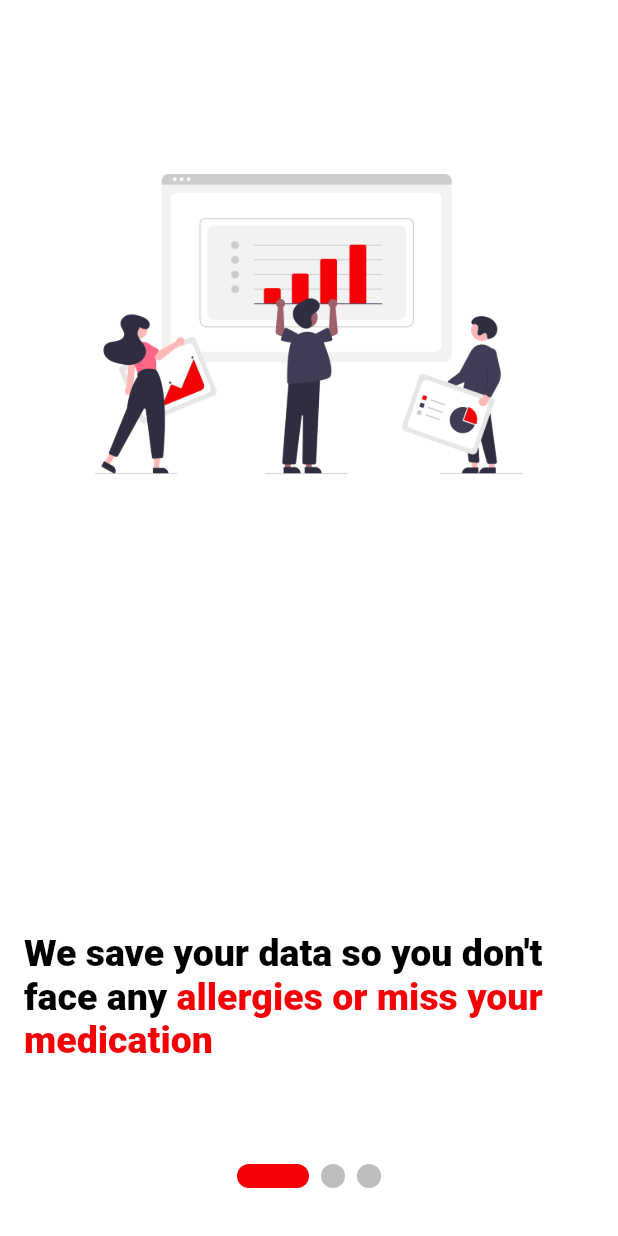
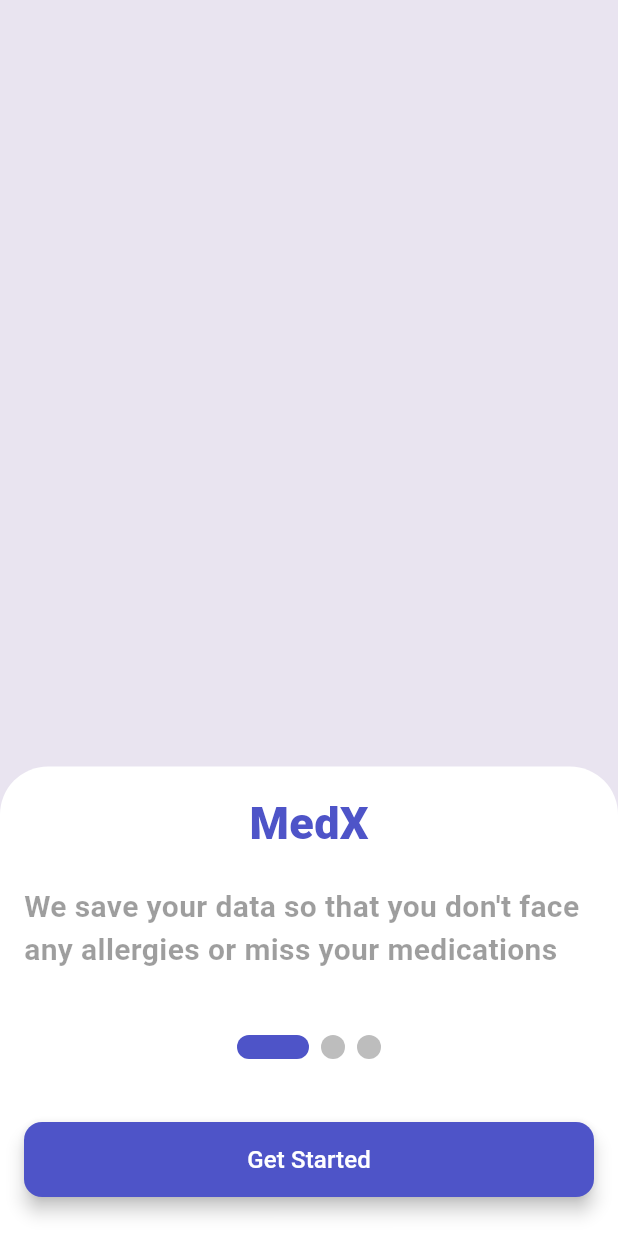
Before and after one commit to Natham-S/medx, a Flutter app: the screen it shows after launch, on a phone screen of 412 x 824 dp. Run offline on Flutter 3.47's test engine with Material 3 defaults, Android fonts, the light colour scheme and no system bars; drawn by our look-alikes of smooth_page_indicator.

Commit message:
design changes

```diff
--- /dev/null
+++ b/lib/AdditionalFiles/constants.dart
@@ -0,0 +1,45 @@
+// ignore_for_file: non_constant_identifier_names, constant_identifier_names, file_names
+
+import 'package:flutter/material.dart';
+
+const HeadingTextStyle = TextStyle(
+  fontSize: 30,
+  fontWeight: FontWeight.w900,
+  color: Color(0xFF4E54C8),
+);
+
+const SubHeadingTextStyle = TextStyle(
+  fontSize: 25,
+  fontWeight: FontWeight.bold,
+  color: Colors.black,
+);
+
+
+const FormTextStyle = TextStyle(
+  fontSize: 14,
+  color: Colors.black,
+  fontWeight: FontWeight.w600,
+);
+
+const TextFormTextStyle = TextStyle(
+  fontWeight: FontWeight.w500,
+  fontSize: 16,
+  color: Colors.black38,
+);
+
+const AppbarTextStyle = TextStyle(
+  fontSize: 20,
+  color: Colors.black,
+  fontWeight: FontWeight.w600,
+);
+
+const ButtonTextStyle = TextStyle(
+  fontSize: 16,
+  color: Colors.white,
+);
+
+const TaglinesTextStyle = TextStyle(
+  fontSize: 20,
+  color: Colors.black38,
+  fontWeight: FontWeight.w600,
+);
--- a/lib/AdditionalFiles/rounded_button.dart
+++ b/lib/AdditionalFiles/rounded_button.dart
@@ -9,14 +9,12 @@ class RoundedButton extends StatelessWidget {
     required this.onPressed,
     required this.height,
     required this.width,
-    required this.color,
   });
 
   final child;
   final onPressed;
   final double height;
   final double width;
-  final Color color;
 
   @override
   Widget build(BuildContext context) {
@@ -24,10 +22,10 @@ class RoundedButton extends StatelessWidget {
       padding: const EdgeInsets.symmetric(vertical: 10),
       child: Material(
         elevation: 5.0,
-        color: color,
+        color: const Color(0xFF4E54C8),
         borderRadius: const BorderRadius.all(
           Radius.circular(
-            16,
+            12,
           ),
         ),
         child: MaterialButton(
--- a/lib/HomePage.dart
+++ b/lib/HomePage.dart
@@ -85,7 +85,6 @@ class _HomePageState extends State<HomePage> {
                 //   ),
                 // );
               },
-              color: Colors.red.shade400,
               child: const Row(
                 mainAxisAlignment: MainAxisAlignment.spaceBetween,
                 children: [
@@ -177,7 +176,6 @@ class _HomePageState extends State<HomePage> {
               onPressed: () {},
               height: 100,
               width: double.maxFinite,
-              color: Colors.white,
               child: const Row(
                 mainAxisAlignment: MainAxisAlignment.start,
                 children: [
--- a/lib/IntroPages/IntroPage_1.dart
+++ /dev/null
@@ -1,55 +0,0 @@
-// ignore_for_file: file_names
-
-import 'package:flutter/material.dart';
-
-class IntroPage1 extends StatelessWidget {
-  const IntroPage1({super.key});
-
-  @override
-  Widget build(BuildContext context) {
-    return Padding(
-      padding: const EdgeInsets.all(16),
-      child: Column(
-        crossAxisAlignment: CrossAxisAlignment.center,
-        children: [
-          const SizedBox(
-            height: 100,
-          ),
-          const SizedBox(
-            height: 200,
-            child: Image(
-              fit: BoxFit.cover,
-              image: AssetImage('assets/1.png'),
-            ),
-          ),
-          const Spacer(),
-          RichText(
-            text: const TextSpan(
-              children: [
-                TextSpan(
-                  text: "We save your data so you don't face any ",
-                  style: TextStyle(
-                    fontSize: 25,
-                    color: Colors.black,
-                    fontWeight: FontWeight.w900,
-                  ),
-                ),
-                TextSpan(
-                  text: "allergies or miss your medication",
-                  style: TextStyle(
-                    fontSize: 25,
-                    color: Color(0xFFF50004),
-                    fontWeight: FontWeight.w900,
-                  ),
-                ),
-              ],
-            ),
-          ),
-          const SizedBox(
-            height: 100,
-          ),
-        ],
-      ),
-    );
-  }
-}
--- a/lib/LandingPage.dart
+++ b/lib/LandingPage.dart
@@ -1,10 +1,12 @@
 // ignore_for_file: file_names
 
+import 'package:flutter/cupertino.dart';
 import 'package:flutter/material.dart';
+import 'package:flutter/services.dart';
+import 'package:medx/AdditionalFiles/constants.dart';
+import 'package:medx/AdditionalFiles/rounded_button.dart';
+import 'package:medx/ID/Login.dart';
 import 'package:smooth_page_indicator/smooth_page_indicator.dart';
-import 'IntroPages/IntroPage_1.dart';
-import 'IntroPages/IntroPage_2.dart';
-import 'IntroPages/IntroPage_3.dart';
 
 class LandingPage extends StatefulWidget {
   const LandingPage({super.key});
@@ -18,19 +20,54 @@ class _LandingPageState extends State<LandingPage> {
 
   @override
   Widget build(BuildContext context) {
-    return SafeArea(
-      child: Scaffold(
-        body: Stack(
+    return Scaffold(
+      backgroundColor: const Color(0xFFE9E4F0),
+      body: Column(
         children: [
-            PageView(
+          const Spacer(),
+          Container(
+            padding: const EdgeInsets.all(
+              16,
+            ),
+            decoration: const BoxDecoration(
+              color: Colors.white,
+              borderRadius: BorderRadius.only(
+                topLeft: Radius.circular(
+                  32,
+                ),
+                topRight: Radius.circular(
+                  32,
+                ),
+              ),
+            ),
+            width: double.maxFinite,
+            child: Column(
+              children: [
+                const Text("MedX", style: HeadingTextStyle,),
+                const SizedBox(
+                  height: 20,
+                ),
+                SizedBox(
+                  height: 100,
+                  child: PageView(
                     controller: _controller,
                     physics: const BouncingScrollPhysics(),
                     scrollDirection: Axis.horizontal,
                     children: const [
-                IntroPage1(),
-                IntroPage2(),
-                IntroPage3(),
+                      Text(
+                        "We save your data so that you don't face any allergies or miss your medications",
+                        style: TaglinesTextStyle,
+                      ),
+                      Text(
+                        "We use AI to predict status of your reports to save time of doctors",
+                        style: TaglinesTextStyle,
+                      ),
+                      Text(
+                        "Don't wait in line, Book an appointment",
+                        style: TaglinesTextStyle,
+                      ),
                     ],
+                  ),
                 ),
                 Container(
                   padding: const EdgeInsets.only(bottom: 32),
@@ -39,7 +76,7 @@ class _LandingPageState extends State<LandingPage> {
                     effect: const ExpandingDotsEffect(
                       expansionFactor: 3,
                       dotColor: Colors.black26,
-                  activeDotColor: Color(0xFFF50004),
+                      activeDotColor: Color(0xFF4E54C8),
                       radius: 8,
                     ),
                     controller: _controller,
@@ -47,8 +84,28 @@ class _LandingPageState extends State<LandingPage> {
                     axisDirection: Axis.horizontal,
                   ),
                 ),
+                RoundedButton(
+                  onPressed: () {
+                    Navigator.of(context, rootNavigator: true).push(
+                      CupertinoPageRoute<bool>(
+                        fullscreenDialog: false,
+                        builder: (BuildContext context) =>
+                            const Login(),
+                      ),
+                    );
+                    HapticFeedback.selectionClick();
+                  },
+                  height: 50,
+                  width: double.maxFinite,
+                  child: const Text(
+                    "Get Started",
+                    style: ButtonTextStyle,
+                  ),
+                ),
               ],
             ),
+          ),
+        ],
       ),
     );
   }
--- a/lib/main.dart
+++ b/lib/main.dart
@@ -10,8 +10,9 @@
   WidgetsFlutterBinding.ensureInitialized();
   SystemChrome.setSystemUIOverlayStyle(const SystemUiOverlayStyle(
     statusBarBrightness: Brightness.dark,
-    statusBarColor: Colors.white,
-    systemNavigationBarColor: Colors.white,
+    statusBarColor: Colors.transparent,
+    systemNavigationBarColor: Colors.transparent,
+    systemNavigationBarDividerColor: Colors.transparent,
     statusBarIconBrightness: Brightness.dark,
     systemNavigationBarIconBrightness: Brightness.dark,
   ));
@@ -39,7 +40,14 @@
       debugShowCheckedModeBanner: false,
       theme: ThemeData(
         scaffoldBackgroundColor: Colors.white,
-        unselectedWidgetColor: Colors.white,
+        unselectedWidgetColor: Colors.transparent,
+        textButtonTheme: TextButtonThemeData(
+          style: TextButton.styleFrom(
+            minimumSize: Size.zero,
+            padding: EdgeInsets.zero,
+            tapTargetSize: MaterialTapTargetSize.shrinkWrap,
+          ),
+        )
       ),
       home: const LandingPage(),
     );
```
Also changed, not shown: lib/AdditionalFiles/TextForm.dart (added, +51 -0 lines), lib/ID/CreateAccount.dart (added, +107 -0 lines), lib/ID/Login.dart (added, +115 -0 lines), lib/IntroPages/IntroPage_2.dart (deleted, +0 -55 lines), lib/IntroPages/IntroPage_3.dart (deleted, +0 -82 lines). Lines whose indentation alone changed are shown as unchanged.
